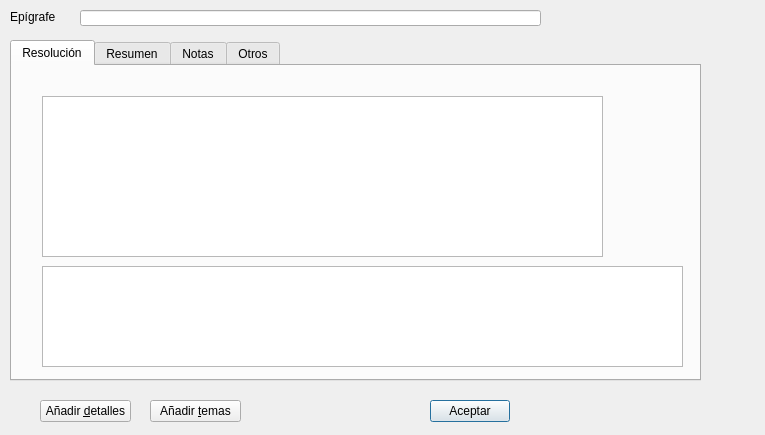
Qt form gui/dlgnuevaresolucion.ui (rogorido/qtpredicadores) before a commit.
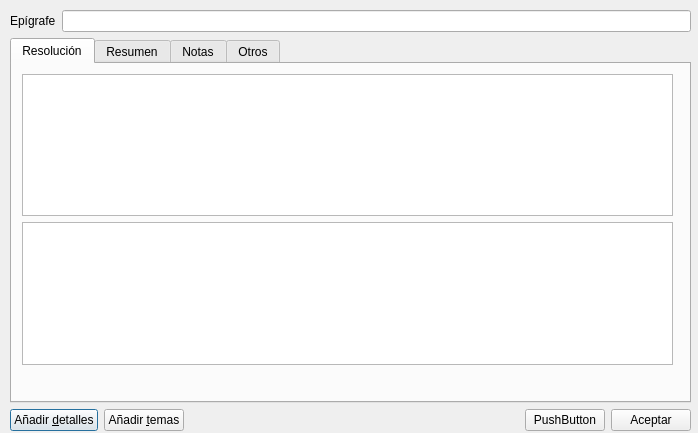
The same form after that commit. The open tabs and pages were chosen to show the change.

```diff
--- a/gui/dlgnuevaresolucion.ui
+++ b/gui/dlgnuevaresolucion.ui
@@ -6,45 +6,39 @@
    <rect>
     <x>0</x>
     <y>0</y>
-    <width>765</width>
-    <height>435</height>
+    <width>698</width>
+    <height>433</height>
    </rect>
   </property>
   <property name="windowTitle">
    <string>Dialog</string>
   </property>
-  <widget class="QLineEdit" name="txtEpigrafe">
+  <widget class="QWidget" name="">
    <property name="geometry">
     <rect>
-     <x>80</x>
+     <x>10</x>
      <y>10</y>
-     <width>461</width>
-     <height>16</height>
+     <width>681</width>
+     <height>421</height>
     </rect>
    </property>
-  </widget>
+   <layout class="QVBoxLayout" name="verticalLayout_2">
+    <item>
+     <layout class="QHBoxLayout" name="horizontalLayout_2">
+      <item>
   <widget class="QLabel" name="label">
-   <property name="geometry">
-    <rect>
-     <x>10</x>
-     <y>10</y>
-     <width>58</width>
-     <height>14</height>
-    </rect>
-   </property>
    <property name="text">
     <string>Epígrafe</string>
    </property>
   </widget>
+      </item>
+      <item>
+       <widget class="QLineEdit" name="txtEpigrafe"/>
+      </item>
+     </layout>
+    </item>
+    <item>
   <widget class="QTabWidget" name="tabWidget">
-   <property name="geometry">
-    <rect>
-     <x>10</x>
-     <y>40</y>
-     <width>691</width>
-     <height>341</height>
-    </rect>
-   </property>
    <property name="currentIndex">
     <number>3</number>
    </property>
@@ -52,25 +46,31 @@
     <attribute name="title">
      <string>Resolución</string>
     </attribute>
+       <widget class="QWidget" name="">
+        <property name="geometry">
+         <rect>
+          <x>10</x>
+          <y>10</y>
+          <width>651</width>
+          <height>291</height>
+         </rect>
+        </property>
+        <layout class="QVBoxLayout" name="verticalLayout">
+         <item>
     <widget class="QTextEdit" name="txtResolucion">
-     <property name="geometry">
-      <rect>
-       <x>30</x>
-       <y>30</y>
-       <width>561</width>
-       <height>161</height>
-      </rect>
-     </property>
-    </widget>
+           <property name="toolTip">
+            <string>Resolución</string>
+           </property>
+          </widget>
+         </item>
+         <item>
     <widget class="QTextEdit" name="txtResolucionTraduccion">
-     <property name="geometry">
-      <rect>
-       <x>30</x>
-       <y>200</y>
-       <width>641</width>
-       <height>101</height>
-      </rect>
-     </property>
+           <property name="toolTip">
+            <string>Traducción</string>
+           </property>
+          </widget>
+         </item>
+        </layout>
     </widget>
    </widget>
    <widget class="QWidget" name="tabResumen">
@@ -171,44 +171,53 @@
     </widget>
    </widget>
   </widget>
-  <widget class="QPushButton" name="btOK">
-   <property name="geometry">
-    <rect>
-     <x>430</x>
-     <y>400</y>
-     <width>80</width>
-     <height>22</height>
-    </rect>
-   </property>
-   <property name="text">
-    <string>Aceptar</string>
-   </property>
-  </widget>
+    </item>
+    <item>
+     <layout class="QHBoxLayout" name="horizontalLayout">
+      <item>
   <widget class="QPushButton" name="btDetalles">
-   <property name="geometry">
-    <rect>
-     <x>40</x>
-     <y>400</y>
-     <width>91</width>
-     <height>22</height>
-    </rect>
-   </property>
    <property name="text">
     <string>Añadir &amp;detalles</string>
    </property>
   </widget>
+      </item>
+      <item>
   <widget class="QPushButton" name="btTemas">
-   <property name="geometry">
-    <rect>
-     <x>150</x>
-     <y>400</y>
-     <width>91</width>
-     <height>22</height>
-    </rect>
-   </property>
    <property name="text">
     <string>Añadir &amp;temas</string>
    </property>
+       </widget>
+      </item>
+      <item>
+       <spacer name="horizontalSpacer">
+        <property name="orientation">
+         <enum>Qt::Horizontal</enum>
+        </property>
+        <property name="sizeHint" stdset="0">
+         <size>
+          <width>40</width>
+          <height>20</height>
+         </size>
+        </property>
+       </spacer>
+      </item>
+      <item>
+       <widget class="QPushButton" name="pushButton">
+        <property name="text">
+         <string>PushButton</string>
+        </property>
+       </widget>
+      </item>
+      <item>
+       <widget class="QPushButton" name="btOK">
+        <property name="text">
+         <string>Aceptar</string>
+        </property>
+       </widget>
+      </item>
+     </layout>
+    </item>
+   </layout>
   </widget>
  </widget>
  <resources/>
```
Left out of the diff: 25 changed lines with no effect on the pictures. Lines whose indentation alone changed are shown as unchanged.
